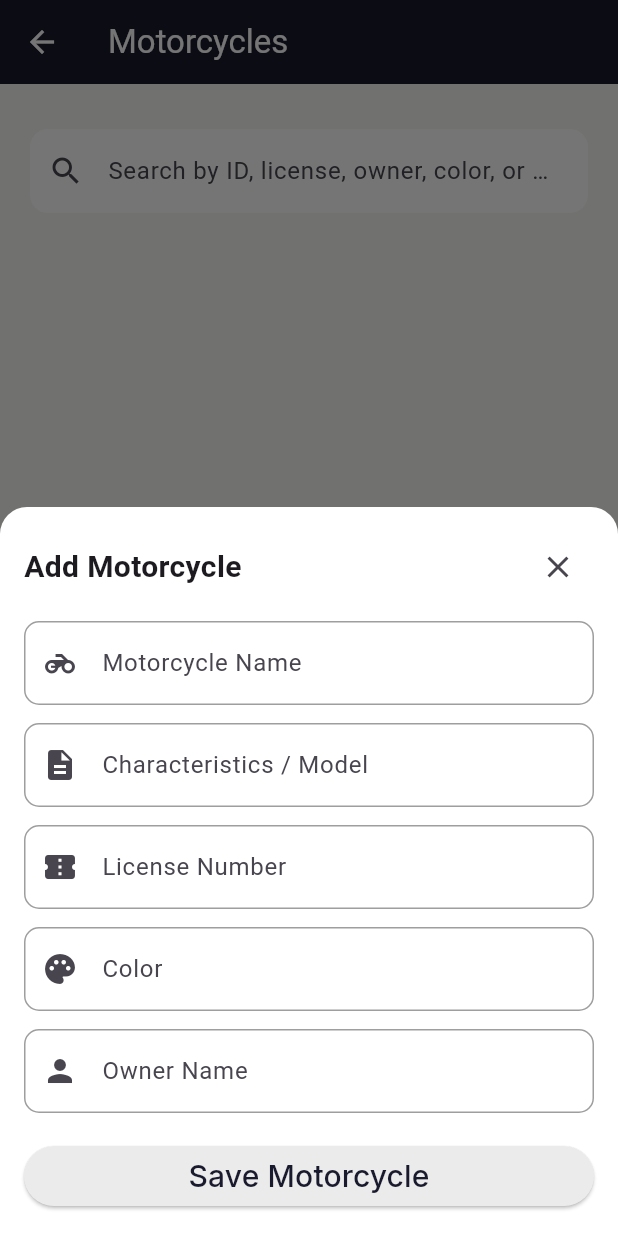
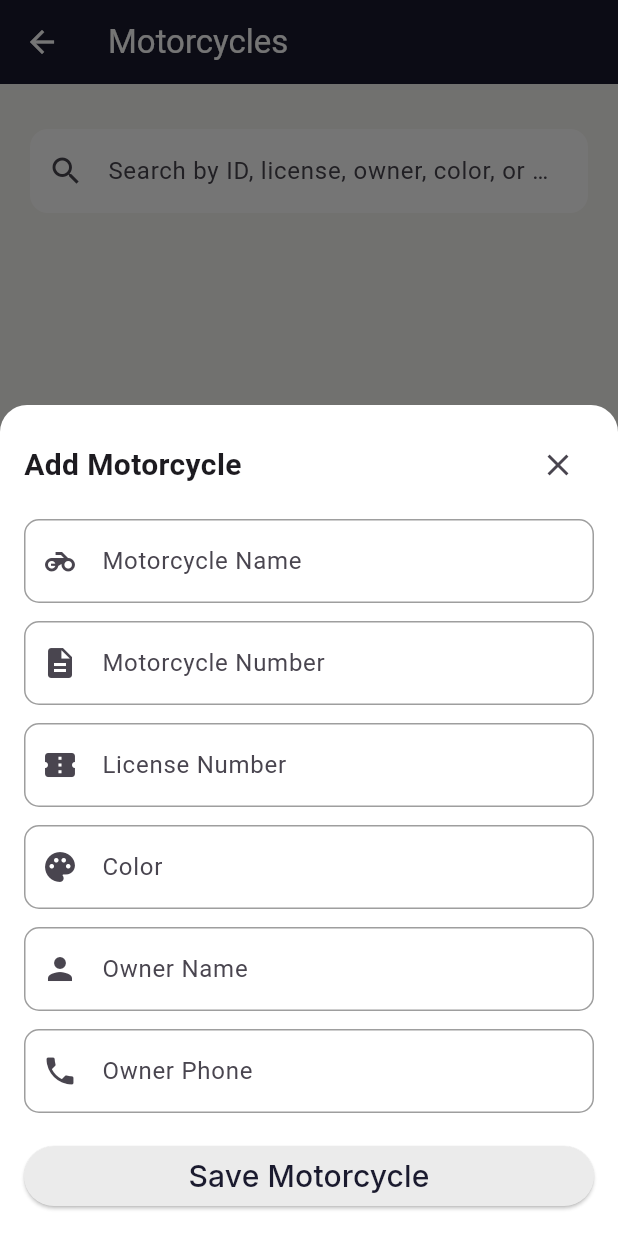
Before and after one commit to maroo9/ShoglyMotorcycle, a Flutter app: the Motorcycles screen opened directly, after a tap on the "add" icon, on a phone screen of 412 x 824 dp. Run offline on Flutter 3.47's test engine with Material 3 defaults, Android fonts, the phone set to English and light mode, and no system bars; our stand-ins replace cloud_firestore, firebase_auth, firebase_core, flutter_screenutil, fluttertoast, google_fonts and 2 more; accounts and stored records are empty.

Commit message:
Finshed  the allApp

```diff
--- a/lib/Core/AssetsManger/AssetsManger.dart
+++ b/lib/Core/AssetsManger/AssetsManger.dart
@@ -1,6 +1,6 @@
 import 'package:flutter/material.dart';
 abstract class Imagemanger{
-  static const  String logoimage="assets/images/sh8lny.png";
+  static const  String logoimage="assets/images/Shoghly_Logo_Circular.jpg";
   static const  String Googleicon="assets/images/img_1.png";
 
 }
--- a/lib/Core/routesMnager/RoutesManger.dart
+++ b/lib/Core/routesMnager/RoutesManger.dart
@@ -1,6 +1,7 @@
 
 import 'package:flutter/cupertino.dart';
 
+import '../../fetures/Auth/forgetPassword/forgetPassword.dart';
 import '../../fetures/Auth/login/login.dart';
 import '../../fetures/Auth/rigester/rigester.dart';
 import '../../fetures/mainlayout/mainlayout.dart';
@@ -21,7 +22,7 @@ abstract class RoutesManager {
     Rigesters :(context)=>Register(),
     // Maps :(context)=>GoogleMaps(),
     // Chats:(context)=>ChatScreen(otherUserId: "",),
-    // ForgetPassword:(context)=>forgetPassword(),
+     ForgetPassword:(context)=>forgetPassword(),
 
   };
 }
--- a/lib/Models/MotorcycleModel.dart
+++ b/lib/Models/MotorcycleModel.dart
@@ -1,5 +1,4 @@
 import 'package:cloud_firestore/cloud_firestore.dart';
-
 class MotorcycleModel {
   final String id;
   final String name;
@@ -7,6 +6,7 @@ class MotorcycleModel {
   final String licenseNumber;
   final String color;
   final String ownerId;
+  final String ownerPhone;
   final String? driverId;
   final String imageUrl;
   final String status;
@@ -21,6 +21,7 @@ class MotorcycleModel {
     required this.licenseNumber,
     required this.color,
     required this.ownerId,
+    this.ownerPhone = "",
     this.driverId,
     required this.imageUrl,
     required this.status,
@@ -37,6 +38,7 @@ class MotorcycleModel {
       licenseNumber: json["licenseNumber"] ?? "",
       color: json["color"] ?? "",
       ownerId: json["ownerId"] ?? "",
+      ownerPhone: json["ownerPhone"] ?? "",
       driverId: json["driverId"],
       imageUrl: json["imageUrl"] ?? "",
       status: json["status"] ?? "Available",
@@ -54,6 +56,7 @@ class MotorcycleModel {
       "licenseNumber": licenseNumber,
       "color": color,
       "ownerId": ownerId,
+      "ownerPhone": ownerPhone,
       "driverId": driverId,
       "imageUrl": imageUrl,
       "status": status,
@@ -62,6 +65,4 @@ class MotorcycleModel {
       "isRented": isRented,
     };
   }
-
-
 }
--- a/lib/fetures/mainlayout/tabs/Motorcycles/MotorcycleCard.dart
+++ b/lib/fetures/mainlayout/tabs/Motorcycles/MotorcycleCard.dart
@@ -5,6 +5,7 @@ import '../../../../Core/Widgets/InfoTile.dart';
 import '../../../../Core/Widgets/StatusChip.dart';
 import '../../../../Models/MotorcycleModel.dart';
 import '../../../../Models/representativeModel.dart';
+import '../../../../l10n/app_localizations.dart';
 
 class MotorcycleCard extends StatelessWidget {
   const MotorcycleCard({
@@ -43,7 +44,7 @@ class MotorcycleCard extends StatelessWidget {
                     crossAxisAlignment: CrossAxisAlignment.start,
                     children: [
                       Text(
-                       motorcycle.name,
+                        motorcycle.name,
                         style: const TextStyle(
                           fontSize: 16,
                           fontWeight: FontWeight.w700,
@@ -68,17 +69,26 @@ class MotorcycleCard extends StatelessWidget {
             const SizedBox(height: 6),
             InfoRow(icon: Icons.palette, text: motorcycle.color),
             const SizedBox(height: 6),
-            InfoRow(icon: Icons.person, text: motorcycle.ownerId),
+            InfoRow(icon: Icons.person, text:  AppLocalizations.of(context)!.owner_name +": ${motorcycle.ownerId}"),
+            if (motorcycle.ownerPhone.isNotEmpty) ...[
+              const SizedBox(height: 6),
+              InfoRow(
+                icon: Icons.phone,
+                text: "Owner Phone: ${motorcycle.ownerPhone}",
+              ),
+            ],
             if (representative != null) ...[
               const SizedBox(height: 6),
+              const SizedBox(height: 6),
               InfoRow(
-                icon: Icons.badge,
-                text: representative!.name,
+                icon: Icons.phone,
+                text:  AppLocalizations.of(context)!.phone + "${representative!.phone}",
               ),
               const SizedBox(height: 6),
               InfoRow(
-                icon: Icons.phone,
-                text: representative!.phone,
+                icon: Icons.calendar_month,
+                text:
+                    "Representative Start Date: ${representative!.rentalDate.year}-${representative!.rentalDate.month}-${representative!.rentalDate.day}",
               ),
             ],
           ],
--- a/lib/fetures/mainlayout/tabs/Motorcycles/MotorcycleInput.dart
+++ b/lib/fetures/mainlayout/tabs/Motorcycles/MotorcycleInput.dart
@@ -1,4 +1,4 @@
-import 'package:flutter/cupertino.dart';
+import 'package:flutter/material.dart';
 
 import '../../../../Core/Widgets/CustomTextForm.dart';
 
@@ -8,11 +8,13 @@ class MotorcycleInput extends StatelessWidget {
     required this.label,
     required this.icon,
     required this.validator,
+    this.keyboardType = TextInputType.text,
   });
 
   final TextEditingController controller;
   final String label;
   final IconData icon;
+  final TextInputType keyboardType;
   final String? Function(String?, String) validator;
 
   @override
@@ -21,6 +23,7 @@ class MotorcycleInput extends StatelessWidget {
       controller: controller,
       labelText: label,
       prefixIcon: icon,
+      keyboardType: keyboardType,
       validator: (value) => validator(value, label),
     );
   }
--- a/lib/fetures/mainlayout/tabs/Motorcycles/Motorcycles.dart
+++ b/lib/fetures/mainlayout/tabs/Motorcycles/Motorcycles.dart
@@ -207,7 +207,7 @@ SizedBox(height: 10,),
                   const SizedBox(height: 12),
                   MotorcycleInput(
                     controller: viewModel.modelController,
-                    label:  AppLocalizations.of(context)!.motorcycle_model,
+                    label:  AppLocalizations.of(context)!.motorcycle_number,
                     icon: Icons.description,
                     validator: viewModel.requiredValidator,
                   ),
@@ -230,6 +230,14 @@ SizedBox(height: 10,),
                     controller: viewModel.ownerController,
                     label:  AppLocalizations.of(context)!.owner_name,
                     icon: Icons.person,
+                    validator: viewModel.requiredValidator,
+                  ),
+                  const SizedBox(height: 12),
+                  MotorcycleInput(
+                    controller: viewModel.ownerPhoneController,
+                    label:   AppLocalizations.of(context)!.owner_phone,
+                    icon: Icons.phone,
+                    keyboardType: TextInputType.phone,
                     validator: viewModel.requiredValidator,
                   ),
                   const SizedBox(height: 18),
--- a/lib/fetures/mainlayout/tabs/Motorcycles/MotorcyclesViewModel.dart
+++ b/lib/fetures/mainlayout/tabs/Motorcycles/MotorcyclesViewModel.dart
@@ -12,6 +12,7 @@ class MotorcyclesViewModel extends ChangeNotifier {
   final TextEditingController licenseController = TextEditingController();
   final TextEditingController colorController = TextEditingController();
   final TextEditingController ownerController = TextEditingController();
+  final TextEditingController ownerPhoneController = TextEditingController();
   final GlobalKey<FormState> formKey = GlobalKey<FormState>();
 
   String searchText = "";
@@ -61,6 +62,7 @@ class MotorcyclesViewModel extends ChangeNotifier {
         motorcycle.licenseNumber,
         motorcycle.color,
         motorcycle.ownerId,
+        motorcycle.ownerPhone,
         motorcycle.status,
       ].join(" ").toLowerCase();
 
@@ -81,6 +83,7 @@ class MotorcyclesViewModel extends ChangeNotifier {
       licenseNumber: licenseController.text.trim(),
       color: colorController.text.trim(),
       ownerId: ownerController.text.trim(),
+      ownerPhone: ownerPhoneController.text.trim(),
       driverId: null,
       imageUrl: "",
       status: "Available",
@@ -116,6 +119,7 @@ class MotorcyclesViewModel extends ChangeNotifier {
     licenseController.clear();
     colorController.clear();
     ownerController.clear();
+    ownerPhoneController.clear();
   }
 
   @override
@@ -126,6 +130,7 @@ class MotorcyclesViewModel extends ChangeNotifier {
     licenseController.dispose();
     colorController.dispose();
     ownerController.dispose();
+    ownerPhoneController.dispose();
     super.dispose();
   }
 
--- a/lib/fetures/mainlayout/tabs/representative/RepresentativeCard.dart
+++ b/lib/fetures/mainlayout/tabs/representative/RepresentativeCard.dart
@@ -1,5 +1,6 @@
 
 import 'package:flutter/material.dart';
+import 'package:shoghly/l10n/app_localizations.dart';
 
 import '../../../../Core/ColorsManger/Colorsmanger.dart';
 import '../../../../Core/Widgets/InfoTile.dart';
@@ -70,12 +71,14 @@ class RepresentativeCard extends StatelessWidget {
               icon: Icons.motorcycle,
               text: representative.motorcycleId,
             ),
+
             const SizedBox(height: 6),
             InfoRow(
               icon: Icons.calendar_month,
               text:
-              "${representative.rentalDate.year}-${representative.rentalDate.month}-${representative.rentalDate.day}",
+              AppLocalizations.of(context)!.representative_start_date+ " ${representative!.rentalDate.year}-${representative!.rentalDate.month}-${representative!.rentalDate.day}",
             ),
+
           ],
         ),
       ),
--- a/lib/l10n/app_ar.arb
+++ b/lib/l10n/app_ar.arb
@@ -171,6 +171,10 @@
         "motorcycle_id_code": "معرف / كود الدراجة النارية",
         "could_not_load_representatives": "تعذر تحميل بيانات المندوبين",
         "no_representatives_found": "لا يوجد مندوبون",
-        "could_not_load_motorcycles": "تعذر تحميل بيانات الدراجات النارية"
+        "could_not_load_motorcycles": "تعذر تحميل بيانات الدراجات النارية",
+          "representative_start_date": "تاريخ بدء عمل المندوب",
+          "motorcycle_number": "رقم الدراجة النارية",
+          "owner_phone": "رقم هاتف المالك"
+
 
 }
--- a/lib/l10n/app_en.arb
+++ b/lib/l10n/app_en.arb
@@ -171,7 +171,13 @@
         "motorcycle_id_code": "Motorcycle ID / Code",
         "could_not_load_representatives": "Could not load representatives",
         "no_representatives_found": "No representatives found",
-        "could_not_load_motorcycles": "Could not load motorcycles"
+        "could_not_load_motorcycles": "Could not load motorcycles",
+          "representative_start_date": "Representative Start Date",
+            "motorcycle_number": "Motorcycle Number",
+              "owner_phone": "Owner Phone"
+
+
+
 
 
 }
--- a/lib/l10n/app_localizations.dart
+++ b/lib/l10n/app_localizations.dart
@@ -940,6 +940,24 @@ abstract class AppLocalizations {
   /// In en, this message translates to:
   /// **'Could not load motorcycles'**
   String get could_not_load_motorcycles;
+
+  /// No description provided for @representative_start_date.
+  ///
+  /// In en, this message translates to:
+  /// **'Representative Start Date'**
+  String get representative_start_date;
+
+  /// No description provided for @motorcycle_number.
+  ///
+  /// In en, this message translates to:
+  /// **'Motorcycle Number'**
+  String get motorcycle_number;
+
+  /// No description provided for @owner_phone.
+  ///
+  /// In en, this message translates to:
+  /// **'Owner Phone'**
+  String get owner_phone;
 }
 
 class _AppLocalizationsDelegate extends LocalizationsDelegate<AppLocalizations> {
--- a/lib/l10n/app_localizations_ar.dart
+++ b/lib/l10n/app_localizations_ar.dart
@@ -430,4 +430,13 @@ class AppLocalizationsAr extends AppLocalizations {
 
   @override
   String get could_not_load_motorcycles => 'تعذر تحميل بيانات الدراجات النارية';
+
+  @override
+  String get representative_start_date => 'تاريخ بدء عمل المندوب';
+
+  @override
+  String get motorcycle_number => 'رقم الدراجة النارية';
+
+  @override
+  String get owner_phone => 'رقم هاتف المالك';
 }
--- a/lib/l10n/app_localizations_en.dart
+++ b/lib/l10n/app_localizations_en.dart
@@ -430,4 +430,13 @@ class AppLocalizationsEn extends AppLocalizations {
 
   @override
   String get could_not_load_motorcycles => 'Could not load motorcycles';
+
+  @override
+  String get representative_start_date => 'Representative Start Date';
+
+  @override
+  String get motorcycle_number => 'Motorcycle Number';
+
+  @override
+  String get owner_phone => 'Owner Phone';
 }
--- a/pubspec.yaml
+++ b/pubspec.yaml
@@ -90,7 +90,7 @@ flutter:
   # To add assets to your application, add an assets section, like this:
   assets:
      - assets/images/img_1.png
-     - assets/images/sh8lny.png
+     - assets/images/Shoghly_Logo_Circular.jpg
 
   # An image asset can refer to one or more resolution-specific "variants", see
   # https://flutter.dev/to/resolution-aware-images
@@ -120,4 +120,4 @@ flutter:
 flutter_launcher_icons:
   android: true
   ios: true
-  image_path: "assets/images/sh8lny.png"
+  image_path: "assets/images/Shoghly_Logo_Circular.jpg"
```
Also changed, not shown: assets/images/Shoghly_Logo_Circular.jpg (added), assets/images/img.png (added), assets/images/img_2.png (added), 5 other files.
